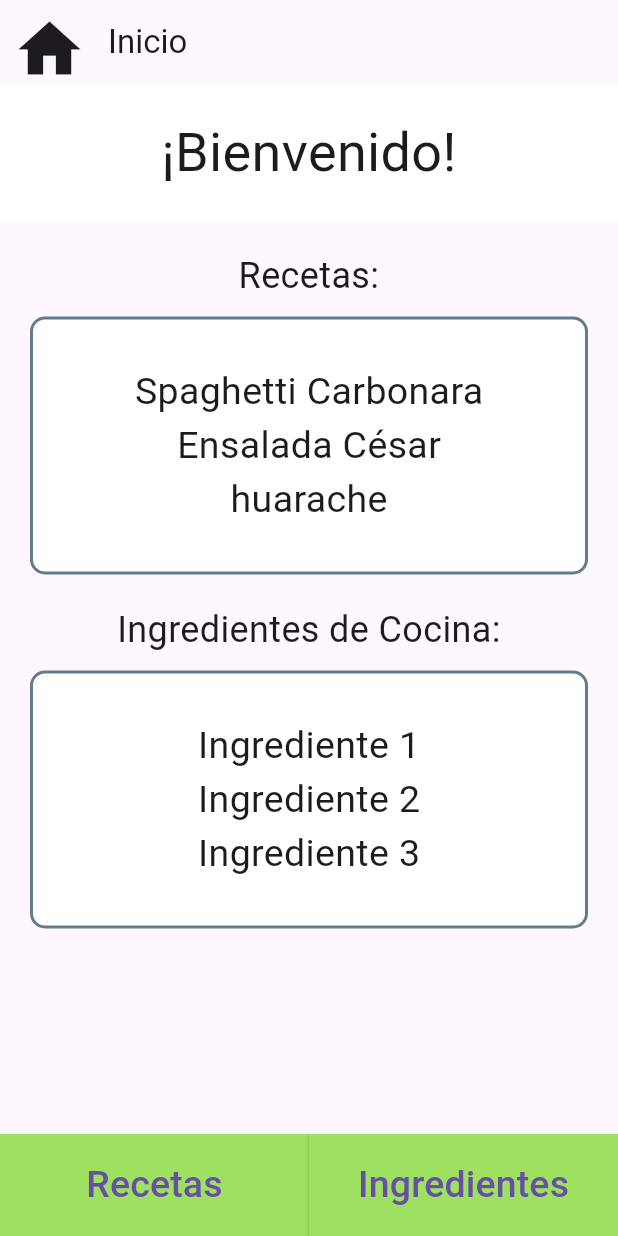
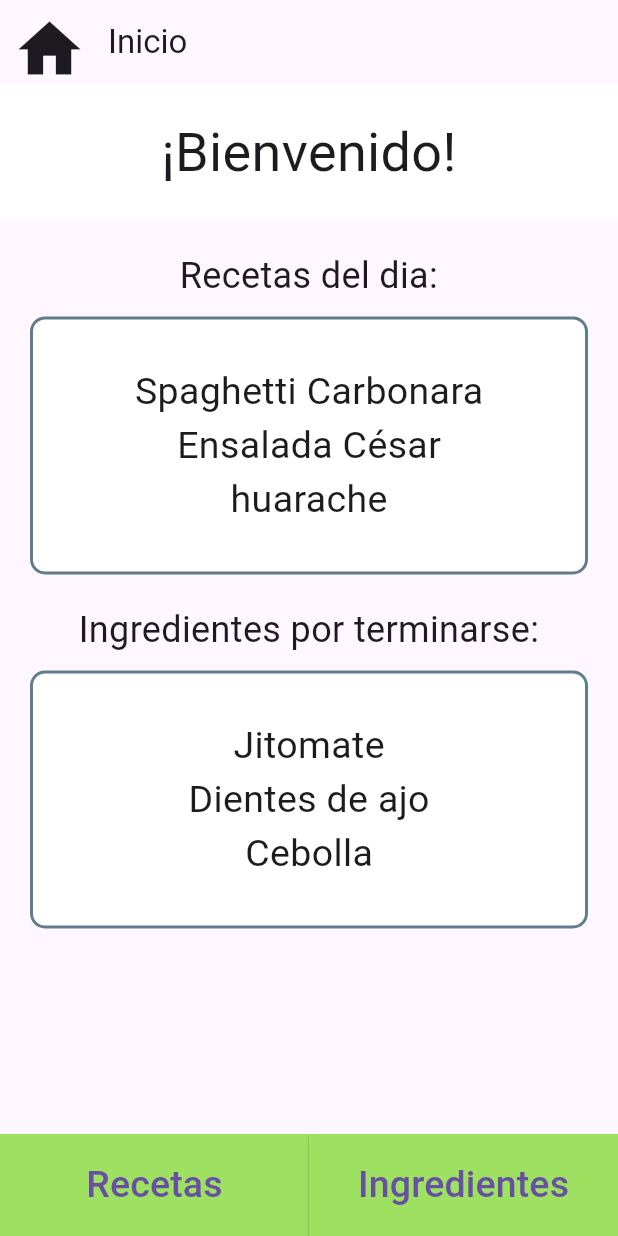
Before and after one commit to ShellXD1/CodeCrafters_dev, a Flutter app: the screen it shows after launch, on a phone screen of 412 x 824 dp. Run offline on Flutter 3.47's test engine with Material 3 defaults, Android fonts, the phone set to English and light mode, and no system bars.

Commit message:
Home ya muesta los ingredientes y se cambian titulos de las columnas

```diff
--- a/lib/view/home.dart
+++ b/lib/view/home.dart
@@ -42,7 +42,7 @@ class HomeScreen extends StatelessWidget {
               crossAxisAlignment: CrossAxisAlignment.stretch,
               children: [
                 Text(
-                  'Recetas:',
+                  'Recetas del dia:',
                   textAlign: TextAlign.center,
                   style: TextStyle(fontSize: 24.0),
                 ),
@@ -70,7 +70,7 @@ class HomeScreen extends StatelessWidget {
                 ),
                 SizedBox(height: 20.0),
                 Text(
-                  'Ingredientes de Cocina:',
+                  'Ingredientes por terminarse:',
                   textAlign: TextAlign.center,
                   style: TextStyle(fontSize: 24.0),
                 ),
@@ -88,18 +88,11 @@ class HomeScreen extends StatelessWidget {
                   ),
                   child: Column(
                     children: [
-                      Text(
-                        'Ingrediente 1',
-                        style: TextStyle(fontSize: 25.0),
-                      ),
-                      Text(
-                        'Ingrediente 2',
-                        style: TextStyle(fontSize: 25.0),
-                      ),
-                      Text(
-                        'Ingrediente 3',
-                        style: TextStyle(fontSize: 25.0),
-                      ),
+                      for (var recipe in ingredientViewModel.ingredient)
+                        Text(
+                          recipe.name,
+                          style: TextStyle(fontSize: 25.0),
+                        ),
                     ],
                   ),
                 ),
```
